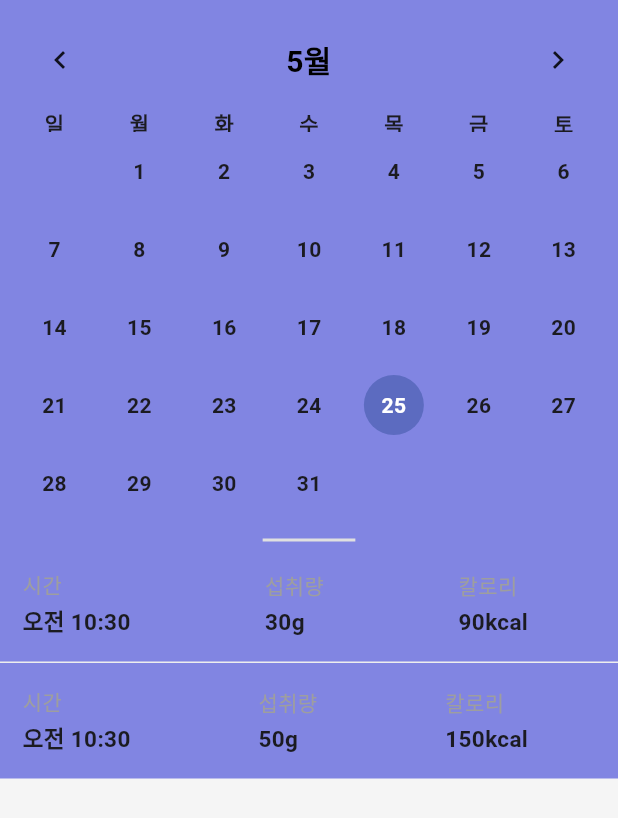
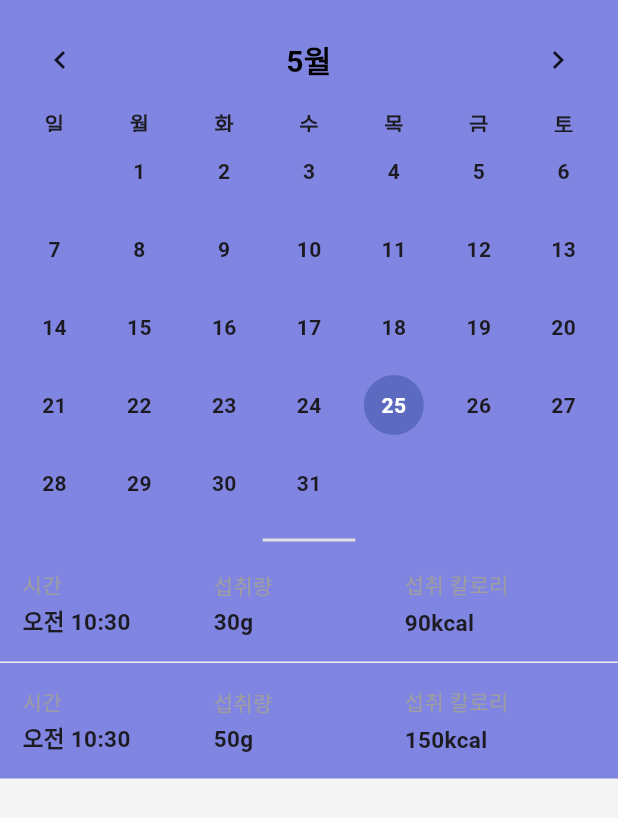
Before and after one commit to SerenityS/petmily, a Flutter app: the CalendarPage widget shown alone on an empty page, opened directly, on a phone screen of 412 x 824 dp. Shown: the top 818 px of the screen. Run offline on Flutter 3.47's test engine with Material 2 defaults, Android fonts, the phone set to English and light mode, and no system bars; drawn by our look-alikes of table_calendar; our stand-ins replace avatar_glow, flutter_blue_plus, flutter_secure_storage, fluttertoast, get, salomon_bottom_bar and 1 more; missing offline and left inert: sliding_up_panel2, wifi_scan; accounts and stored records are empty; Roboto replaces fonts that are missing (SpoqaHanSansNeo).

Commit message:
chore: fix calendar item flex
Signed-off-by: HeeRyun, Jin(qwertycvb) <jins4218@gmail.com>

```diff
--- a/lib/ui/main/page/calendar_page.dart
+++ b/lib/ui/main/page/calendar_page.dart
@@ -81,11 +81,12 @@ class _CalendarPageState extends State<CalendarPage> {
             itemCount: events.length,
             itemBuilder: (context, index) {
               return Padding(
-                padding: const EdgeInsets.fromLTRB(15.0, 15.0, 60.0, 15.0),
+                padding: const EdgeInsets.fromLTRB(15.0, 15.0, 15.0, 15.0),
                 child: Row(
-                  mainAxisAlignment: MainAxisAlignment.spaceBetween,
                   children: [
-                    Column(
+                    Expanded(
+                      flex: 3,
+                      child: Column(
                         crossAxisAlignment: CrossAxisAlignment.start,
                         children: [
                           const Text(
@@ -99,7 +100,10 @@ class _CalendarPageState extends State<CalendarPage> {
                           ),
                         ],
                       ),
-                    Column(
+                    ),
+                    Expanded(
+                      flex: 3,
+                      child: Column(
                         crossAxisAlignment: CrossAxisAlignment.start,
                         children: [
                           const Text(
@@ -113,11 +117,14 @@ class _CalendarPageState extends State<CalendarPage> {
                           ),
                         ],
                       ),
-                    Column(
+                    ),
+                    Expanded(
+                      flex: 3,
+                      child: Column(
                         crossAxisAlignment: CrossAxisAlignment.start,
                         children: [
                           const Text(
-                          "칼로리",
+                            "섭취 칼로리",
                             style: TextStyle(color: Colors.grey, fontWeight: FontWeight.w500),
                           ),
                           const SizedBox(height: 4.0),
@@ -126,6 +133,7 @@ class _CalendarPageState extends State<CalendarPage> {
                             style: const TextStyle(fontSize: 15.0, fontWeight: FontWeight.bold),
                           ),
                         ],
+                      ),
                     ),
                   ],
                 ),
```
Lines whose indentation alone changed are shown as unchanged.
